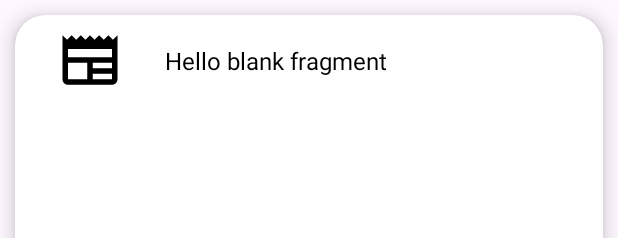
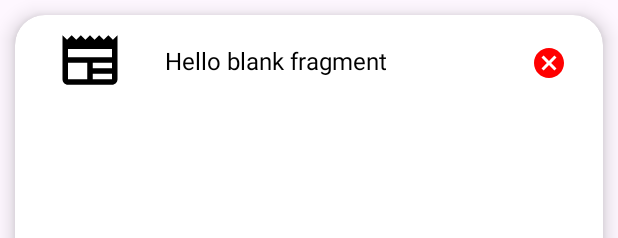
Before and after one commit to Mourao-vdc/Proj_Final_Prog_Mobile, an Android app: the layout item_layout.xml on its own in the app's theme, with its tools: preview values and no code run, on a phone screen of 412 x 824 dp. Shown: the top 238 px of the screen. Run offline under Robolectric (Android 15) with nearby library versions, the phone set to English and light mode, and no system bars.

Commit message:
buttons, toas messages and toolbar

```diff
--- a/app/build.gradle.kts
+++ b/app/build.gradle.kts
@@ -9,7 +9,7 @@ android {
 
     defaultConfig {
         applicationId = "com.example.finalproject"
-        minSdk = 34
+        minSdk = 33
         targetSdk = 34
         versionCode = 1
         versionName = "1.0"
@@ -43,7 +43,7 @@ android {
 
 dependencies {
 
-    implementation("androidx.core:core-ktx:1.9.0")
+    implementation("androidx.core:core-ktx:1.12.0")
     implementation("androidx.appcompat:appcompat:1.6.1")
     implementation("com.google.android.material:material:1.10.0")
     implementation("androidx.constraintlayout:constraintlayout:2.1.4")
--- a/app/src/main/java/com/example/finalproject/MainActivity.kt
+++ b/app/src/main/java/com/example/finalproject/MainActivity.kt
@@ -20,15 +20,9 @@ class MainActivity : AppCompatActivity() {
             {
                 R.id.ativos -> replaceFragment(Ativos())
                 R.id.noticias -> replaceFragment(Noticias())
-
-                else ->
-                {
-
-                }
             }
             true
         }
-
     }
 
     private fun replaceFragment(fragment: Fragment)
--- /dev/null
+++ b/app/src/main/res/drawable/baseline_add_circle_outline_24.xml
@@ -0,0 +1,5 @@
+<vector android:height="30dp" android:tint="#A09E9E"
+    android:viewportHeight="24" android:viewportWidth="24"
+    android:width="30dp" xmlns:android="http://schemas.android.com/apk/res/android">
+    <path android:fillColor="@android:color/white" android:pathData="M13,7h-2v4L7,11v2h4v4h2v-4h4v-2h-4L13,7zM12,2C6.48,2 2,6.48 2,12s4.48,10 10,10 10,-4.48 10,-10S17.52,2 12,2zM12,20c-4.41,0 -8,-3.59 -8,-8s3.59,-8 8,-8 8,3.59 8,8 -3.59,8 -8,8z"/>
+</vector>
--- /dev/null
+++ b/app/src/main/res/drawable/baseline_cancel_24.xml
@@ -0,0 +1,5 @@
+<vector android:height="24dp" android:tint="#FF0000"
+    android:viewportHeight="24" android:viewportWidth="24"
+    android:width="24dp" xmlns:android="http://schemas.android.com/apk/res/android">
+    <path android:fillColor="@android:color/white" android:pathData="M12,2C6.47,2 2,6.47 2,12s4.47,10 10,10 10,-4.47 10,-10S17.53,2 12,2zM17,15.59L15.59,17 12,13.41 8.41,17 7,15.59 10.59,12 7,8.41 8.41,7 12,10.59 15.59,7 17,8.41 13.41,12 17,15.59z"/>
+</vector>
--- a/app/src/main/res/layout/activity_main.xml
+++ b/app/src/main/res/layout/activity_main.xml
@@ -17,6 +17,7 @@
 
     </FrameLayout>
 
+    <!--Chamada da bottom nav-->
     <com.google.android.material.bottomnavigation.BottomNavigationView
         android:id="@+id/bottomNavigationView"
         android:layout_width="0dp"
--- a/app/src/main/res/layout/item_layout.xml
+++ b/app/src/main/res/layout/item_layout.xml
@@ -38,6 +38,19 @@
             app:layout_constraintTop_toTopOf="parent"
             app:layout_constraintBottom_toBottomOf="parent"/>
 
+        <ImageButton
+            android:id="@+id/remove_stack"
+            android:layout_width="56dp"
+            android:layout_height="56dp"
+            android:layout_marginEnd="8dp"
+            android:background="@color/white"
+            android:contentDescription="@string/hello_blank_fragment"
+            android:src="@drawable/baseline_cancel_24"
+            app:layout_constraintBottom_toBottomOf="parent"
+            app:layout_constraintEnd_toEndOf="parent"
+            app:layout_constraintTop_toTopOf="parent"
+            app:layout_constraintVertical_bias="1.0" />
+
     </androidx.constraintlayout.widget.ConstraintLayout>
 
 </androidx.cardview.widget.CardView>
--- a/app/src/main/res/values/colors.xml
+++ b/app/src/main/res/values/colors.xml
@@ -1,5 +1,5 @@
 <?xml version="1.0" encoding="utf-8"?>
 <resources>
     <color name="black">#FF000000</color>
-    <color name="white">#FFFFFFFF</color>
+    <color name="white">#FFFFFF</color>
 </resources>
--- a/app/src/main/res/values/themes.xml
+++ b/app/src/main/res/values/themes.xml
@@ -2,7 +2,10 @@
     <!-- Base application theme. -->
     <style name="Base.Theme.FinalProject" parent="Theme.Material3.DayNight.NoActionBar">
         <!-- Customize your light theme here. -->
-        <!-- <item name="colorPrimary">@color/my_light_primary</item> -->
+        <!--Status bar color-->
+        <item name="android:statusBarColor">@color/white</item>
+        <!--Icons theme color-->
+        <item name="android:windowLightStatusBar">true</item>
     </style>
 
     <style name="Theme.FinalProject" parent="Base.Theme.FinalProject" />
```
Also changed, not shown: app/src/main/java/com/example/finalproject/Ativos.kt (+15 -2 lines), app/src/main/res/layout/fragment_ativos.xml (+21 -1 lines).
